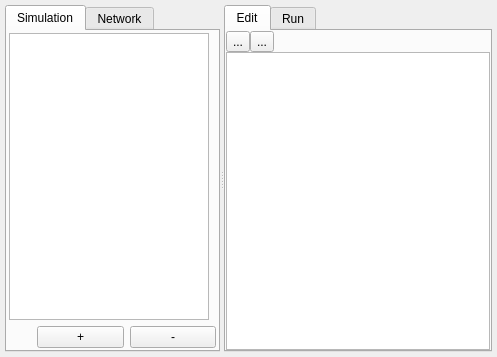
lucksus/neuro_edit, file NeuroEdit/scriptswindow.ui: the form before one commit.
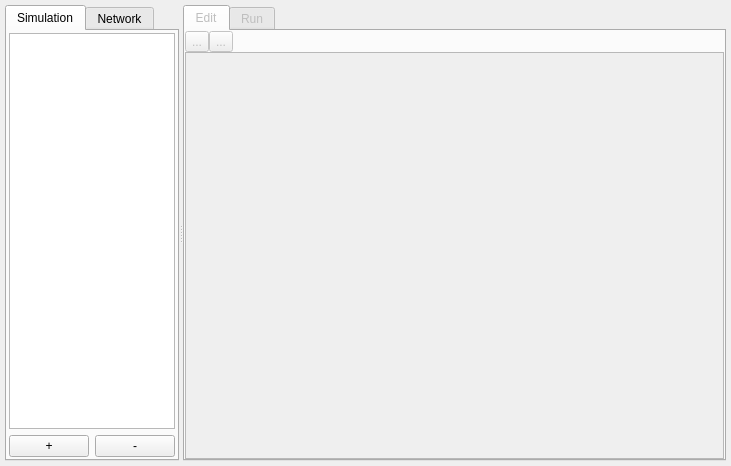
The form after the commit. Icons and pictures are not drawn.

Commit message: Some script window improvements.

```diff
--- a/NeuroEdit/scriptswindow.ui
+++ b/NeuroEdit/scriptswindow.ui
@@ -6,8 +6,8 @@
    <rect>
     <x>0</x>
     <y>0</y>
-    <width>497</width>
-    <height>357</height>
+    <width>731</width>
+    <height>466</height>
    </rect>
   </property>
   <property name="windowTitle">
@@ -25,7 +25,7 @@
      <widget class="QTabWidget" name="tabWidget">
       <property name="sizePolicy">
        <sizepolicy hsizetype="Preferred" vsizetype="Expanding">
-        <horstretch>0</horstretch>
+        <horstretch>1</horstretch>
         <verstretch>0</verstretch>
        </sizepolicy>
       </property>
@@ -153,7 +153,16 @@
        </layout>
       </widget>
      </widget>
-     <widget class="QTabWidget" name="tabWidget_2">
+     <widget class="QTabWidget" name="tabWidget_right">
+      <property name="enabled">
+       <bool>false</bool>
+      </property>
+      <property name="sizePolicy">
+       <sizepolicy hsizetype="Expanding" vsizetype="Expanding">
+        <horstretch>5</horstretch>
+        <verstretch>0</verstretch>
+       </sizepolicy>
+      </property>
       <property name="currentIndex">
        <number>0</number>
       </property>
@@ -209,6 +218,9 @@
         </item>
         <item>
          <widget class="QTextEdit" name="textEdit">
+          <property name="enabled">
+           <bool>false</bool>
+          </property>
           <property name="sizePolicy">
            <sizepolicy hsizetype="Expanding" vsizetype="Expanding">
             <horstretch>0</horstretch>
```
The commit also changes 2 other files.
